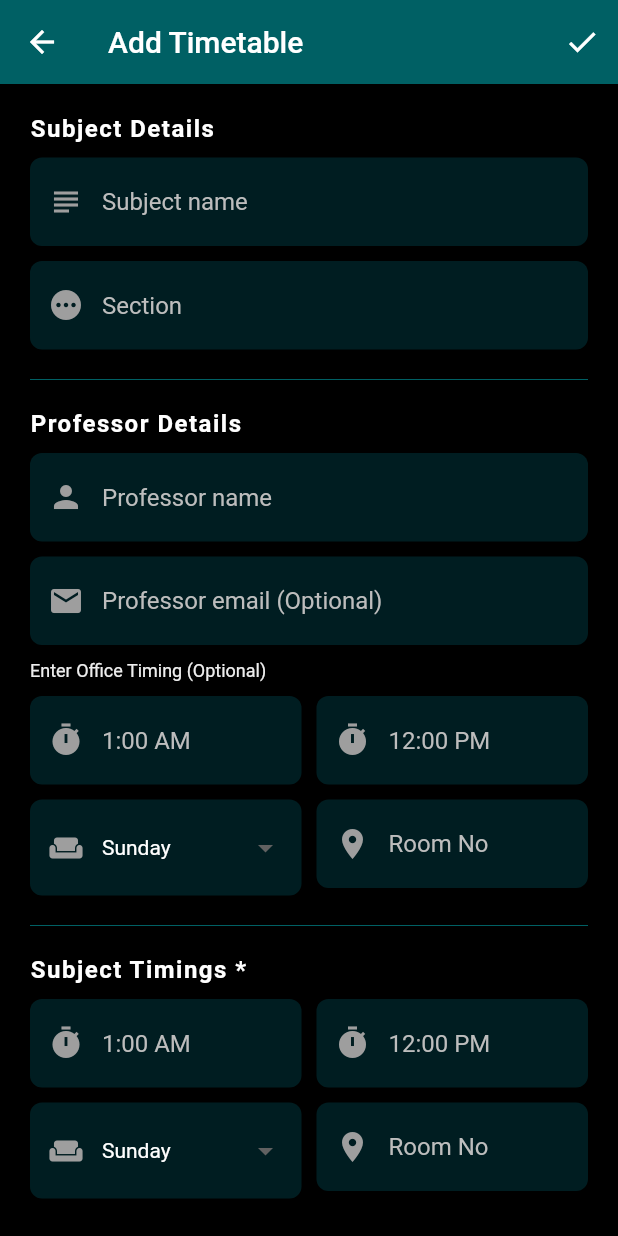
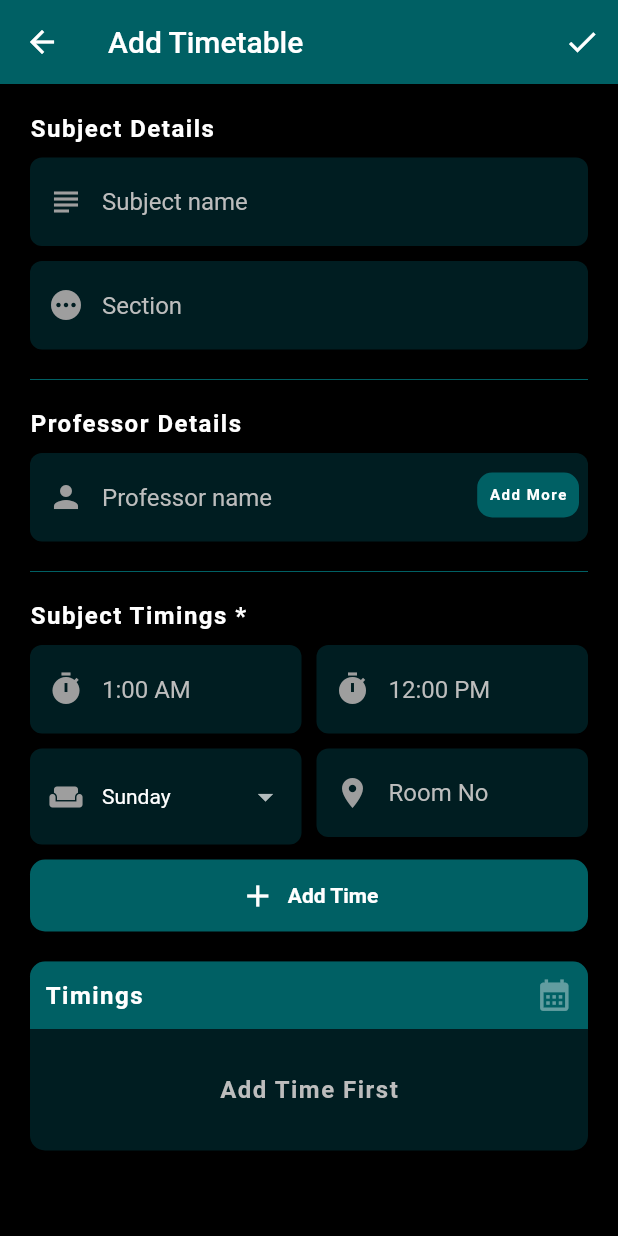
Before and after one commit to Senpaix69/Never_Lost, a Flutter app: the screen it shows after launch, after a tap on the "add" icon, on a phone screen of 412 x 824 dp. Run offline on Flutter 3.47's test engine with Material 2 defaults, Android fonts, the phone set to English and light mode, and no system bars; our stand-ins replace sqflite; missing offline and left inert: flutter_material_pickers; accounts and stored records are empty.

Commit message:
theme changed plus version app changes

```diff
--- a/lib/main.dart
+++ b/lib/main.dart
@@ -7,6 +7,23 @@ import 'package:my_timetable/pages/timetables_page.dart';
 void main() {
   runApp(
     MaterialApp(
+      theme: ThemeData(
+        brightness: Brightness.dark,
+        primaryColor: Colors.cyan[900],
+        colorScheme: const ColorScheme.dark(
+          primary: Colors.cyan,
+          secondary: Colors.cyan,
+        ),
+        textTheme: const TextTheme(
+          bodyLarge: TextStyle(color: Colors.white),
+          bodyMedium: TextStyle(color: Colors.white),
+          bodySmall: TextStyle(color: Colors.white),
+          labelLarge: TextStyle(color: Colors.white),
+          displayLarge: TextStyle(color: Colors.white),
+          displayMedium: TextStyle(color: Colors.white),
+          displaySmall: TextStyle(color: Colors.white),
+        ),
+      ),
       debugShowCheckedModeBanner: false,
       title: "Never Lost",
       home: const MyHomePage(),
--- a/lib/pages/add_subject_page.dart
+++ b/lib/pages/add_subject_page.dart
@@ -22,6 +22,7 @@ class _AddSubjectState extends State<AddSubject> {
   final _formKey = GlobalKey<FormState>();
   final _formKey2 = GlobalKey<FormState>();
   List<DayTime> _days = <DayTime>[];
+  double _height = 0.0;
 
   late final DatabaseService _database;
   late final TextEditingController _professorName;
@@ -40,6 +41,7 @@ class _AddSubjectState extends State<AddSubject> {
 
   @override
   void initState() {
+    super.initState();
     _professorEmail = TextEditingController();
     _startFacultyTime = TextEditingController();
     _endFacultyTime = TextEditingController();
@@ -56,9 +58,11 @@ class _AddSubjectState extends State<AddSubject> {
     _facultyDay.text = "Sunday";
     _day.text = "Sunday";
     WidgetsBinding.instance.addPostFrameCallback((_) {
-      setState(() => setArgument());
+      setState(() {
+        setArgument();
+        _height = 0.0;
       });
-    super.initState();
+    });
   }
 
   void setArgument() {
@@ -119,6 +123,12 @@ class _AddSubjectState extends State<AddSubject> {
         });
       },
     );
+  }
+
+  void _toggleHeight() {
+    setState(() {
+      _height = _height == 0 ? 238 : 0;
+    });
   }
 
   Future<void> deleteTimeTable() async {
@@ -226,47 +236,38 @@ class _AddSubjectState extends State<AddSubject> {
                         const SizedBox(
                           height: 10.0,
                         ),
+                        Stack(children: <Widget>[
                           formText(
                             prefix: Icons.person,
                             hint: "Professor name",
                             controller: _professorName,
                             validator: textValidate,
                           ),
-                        const SizedBox(
-                          height: 10.0,
+                          Positioned(
+                            right: 6.0,
+                            top: 13.0,
+                            child: Container(
+                              height: 30.0,
+                              decoration: BoxDecoration(
+                                color: Colors.cyan[900],
+                                borderRadius: BorderRadius.circular(10),
                               ),
-                        formText(
-                          prefix: Icons.email,
-                          hint: "Professor email (Optional)",
-                          controller: _professorEmail,
-                          validator: null,
-                        ),
-                        const SizedBox(
-                          height: 10.0,
-                        ),
-                        Text(
-                          "Enter Office Timing (Optional)",
+                              child: TextButton(
+                                onPressed: _toggleHeight,
+                                child: const Text(
+                                  "Add More",
                                   style: TextStyle(
-                            color: Colors.grey[200],
-                            fontSize: 12.0,
+                                    color: Colors.white,
+                                    letterSpacing: 1.0,
+                                    fontWeight: FontWeight.bold,
+                                    fontSize: 10.0,
                                   ),
                                 ),
-                        const SizedBox(
-                          height: 10.0,
                               ),
-                        timingsField(
-                          sTime: _startFacultyTime,
-                          eTime: _endFacultyTime,
-                          validation: false,
                             ),
-                        const SizedBox(
-                          height: 10.0,
                           ),
-                        roomAndDay(
-                          day: _facultyDay,
-                          room: _facultyRoomNo,
-                          validation: false,
-                        ),
+                        ]),
+                        professorDetails(),
                         Divider(
                           height: 40.0,
                           color: Colors.cyan[900],
@@ -366,6 +367,57 @@ class _AddSubjectState extends State<AddSubject> {
               ],
             ),
           ),
+        ),
+      ),
+    );
+  }
+
+  AnimatedContainer professorDetails() {
+    return AnimatedContainer(
+      duration: const Duration(milliseconds: 500),
+      height: _height,
+      child: SingleChildScrollView(
+        physics: const NeverScrollableScrollPhysics(),
+        child: Column(
+          crossAxisAlignment: CrossAxisAlignment.start,
+          children: <Widget>[
+            const SizedBox(
+              height: 10.0,
+            ),
+            Text(
+              "Optional Details",
+              style: TextStyle(
+                color: Colors.grey[200],
+                fontSize: 12.0,
+                fontWeight: FontWeight.bold,
+              ),
+            ),
+            const SizedBox(
+              height: 10.0,
+            ),
+            formText(
+              prefix: Icons.email,
+              hint: "Professor email",
+              controller: _professorEmail,
+              validator: null,
+            ),
+            const SizedBox(
+              height: 10.0,
+            ),
+            timingsField(
+              sTime: _startFacultyTime,
+              eTime: _endFacultyTime,
+              validation: false,
+            ),
+            const SizedBox(
+              height: 10.0,
+            ),
+            roomAndDay(
+              day: _facultyDay,
+              room: _facultyRoomNo,
+              validation: false,
+            ),
+          ],
         ),
       ),
     );
--- a/pubspec.yaml
+++ b/pubspec.yaml
@@ -16,7 +16,7 @@ publish_to: "none" # Remove this line if you wish to publish to pub.dev
 # https://developer.apple.com/library/archive/documentation/General/Reference/InfoPlistKeyReference/Articles/CoreFoundationKeys.html
 # In Windows, build-name is used as the major, minor, and patch parts
 # of the product and file versions while build-number is used as the build suffix.
-version: 1.8.2+1
+version: 2.3.1+1
 
 environment:
   sdk: ">=2.19.5 <3.0.0"
```
Also changed, not shown: lib/widgets/dialog_boxs.dart (+19 -15 lines). Lines whose indentation alone changed are shown as unchanged.
